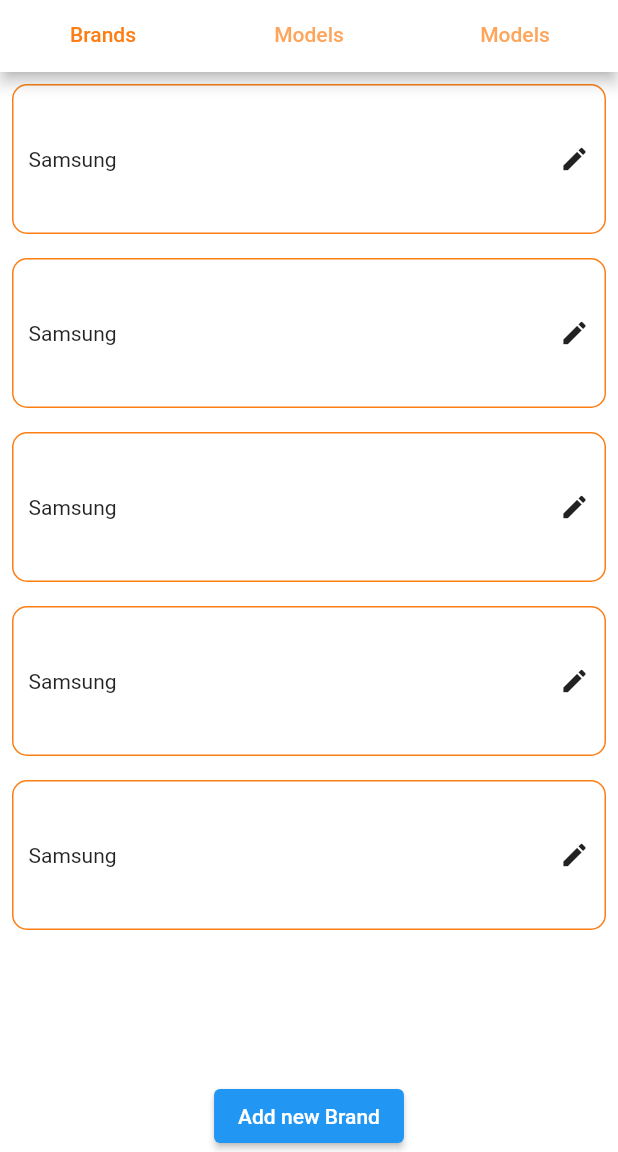
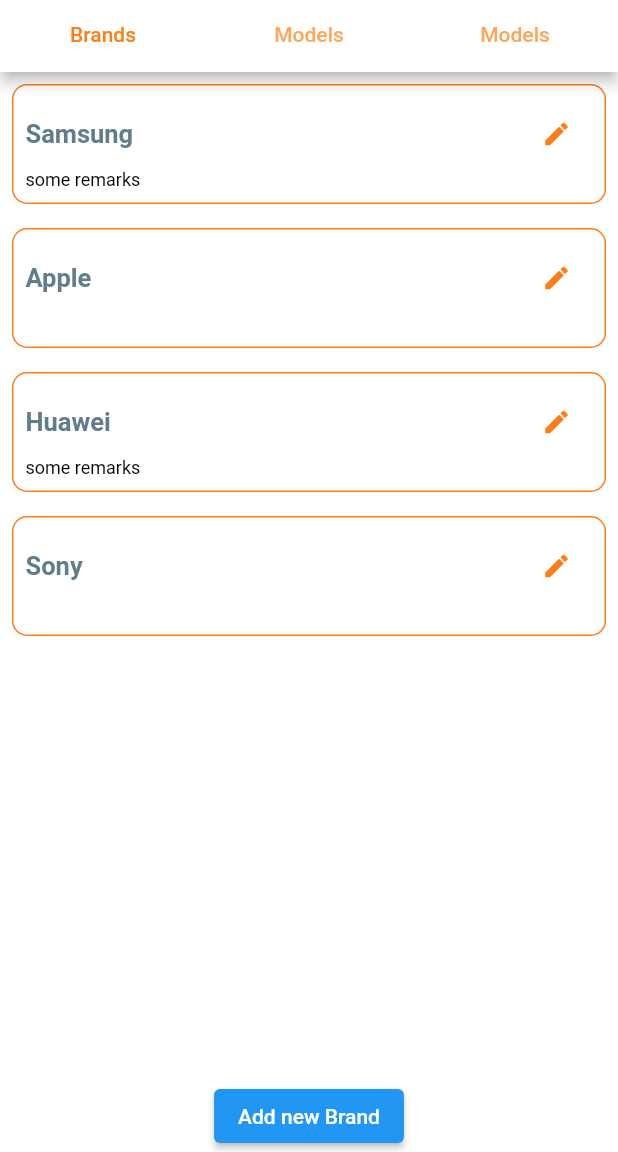
Before and after one commit to singh-preet/covid_fl, a Flutter app: the Home screen opened by its route, on a phone screen of 412 x 824 dp, the part 84-1236 px from its top. Run offline on Flutter 3.47's test engine with Material 2 defaults, Android fonts, the phone set to English and light mode, and no system bars; our stand-ins replace flutter_slidable, get, shared_preferences, synchronized; accounts and stored records are empty.

Commit message:
new widget for brands

```diff
--- a/lib/controllers/home_controller.dart
+++ b/lib/controllers/home_controller.dart
@@ -1,22 +1,26 @@
-import 'package:covid_fl/features/admin/post_announcement.dart';
-import 'package:covid_fl/features/staff_directory/staff_directory.dart';
 import 'package:covid_fl/routes/app_routes.dart';
 import 'package:covid_fl/utils/app_logger.dart';
-import 'package:covid_fl/utils/string_constant.dart';
 import 'package:covid_fl/widgets/action_sheet.dart';
 import 'package:flutter/cupertino.dart';
 import 'package:flutter/material.dart';
 import 'package:get/get.dart';
 
+class BrandModel {
+  BrandModel({@required this.name, this.remarks});
+  final String name;
+  final String remarks;
+}
+
 class HomeController extends GetxController {
-
+  List<BrandModel> brandData = [BrandModel(name: "Samsung",remarks: "some remarks"),BrandModel(name: "Apple",remarks: ""),BrandModel(name: "Huawei",remarks: "some remarks"),BrandModel(name: "Sony",remarks: ""),];
 
   int selectedTabIndex = 0;
 
   void onTabChanged(int index, BuildContext context) {
     this.selectedTabIndex = index;
     if (this.selectedTabIndex == 0) {
-      showCupertinoModalPopup(context: context, builder: (BuildContext context) => ActionSheet());
+      showCupertinoModalPopup(
+          context: context, builder: (BuildContext context) => ActionSheet());
     } else if (this.selectedTabIndex == 2) {
       Get.toNamed(Routes.ADMIN_PANEL);
     } else if (this.selectedTabIndex == 1) {
--- a/lib/features/home/home.dart
+++ b/lib/features/home/home.dart
@@ -4,8 +4,6 @@ import 'package:covid_fl/utils/app_images.dart';
 import 'package:covid_fl/utils/string_constant.dart';
 import 'package:flutter/material.dart';
 import 'package:get/get.dart';
-
-import '../../utils/style_manager.dart';
 import '../../widgets/brand_list_widget.dart';
 
 class Home extends StatelessWidget {
@@ -60,7 +58,7 @@ class Home extends StatelessWidget {
           ),
           body: TabBarView(
             children: [
-              BrandListView(),
+              BrandListView(data: controller.brandData,),
               Container(
                 color: Colors.white,
               ),
--- a/lib/utils/style_manager.dart
+++ b/lib/utils/style_manager.dart
@@ -12,10 +12,10 @@ class StyleManager{
         fontWeight: FontWeight.bold);
   }
 
-  static TextStyle boldBlack({double fontSize}){
+  static TextStyle bold({double fontSize, Color color}){
     return TextStyle(
         fontSize: fontSize??17,
-        color: AppColors.black,
+        color: color,
         fontWeight: FontWeight.bold);
   }
   static TextStyle regularBlack({double fontSize}){
--- a/lib/widgets/brand_list_widget.dart
+++ b/lib/widgets/brand_list_widget.dart
@@ -1,13 +1,14 @@
+import 'package:covid_fl/controllers/home_controller.dart';
+import 'package:covid_fl/utils/style_manager.dart';
 import 'package:covid_fl/widgets/product_list_widget.dart';
 import 'package:flutter/material.dart';
-
-import '../routes/app_routes.dart';
+import 'package:get/get.dart';
 import '../utils/app_colors.dart';
-import '../utils/style_manager.dart';
 
 class BrandListView extends StatelessWidget {
+  final List<BrandModel> data;
   const BrandListView({
-    Key key,
+    Key key, this.data,
   }) : super(key: key);
 
   @override
@@ -17,9 +18,15 @@ class BrandListView extends StatelessWidget {
         Expanded(
           child: ListView.builder(
               shrinkWrap: true,
-              itemCount: 5,
+              itemCount: data.length,
               itemBuilder: (context, index) {
-                return BrandListWidget();
+                return Padding(
+                  padding: const EdgeInsets.all(8.0),
+                  child: BrandListWidget(
+                    brandName: data[index].name,
+                    remarks: data[index].remarks,
+                  ),
+                );
               }),
         ),
         ElevatedButton(onPressed: () {}, child: Text("Add new Brand")),
@@ -29,44 +36,87 @@ class BrandListView extends StatelessWidget {
 }
 
 class BrandListWidget extends StatelessWidget {
+  final String brandName, remarks;
   const BrandListWidget({
     Key key,
+    this.brandName,
+    this.remarks,
   }) : super(key: key);
 
   @override
   Widget build(BuildContext context) {
-    return Padding(
-      padding: const EdgeInsets.all(8.0),
-      child: InkWell(
+    return InkWell(
       onTap: () {
         Navigator.push(context,
             MaterialPageRoute(builder: (context) => ProductListWidget()));
       },
       child: Container(
-          padding: EdgeInsets.all(10),
-          height: 100,
+        padding: EdgeInsets.all(8),
         decoration: BoxDecoration(
           border: Border.all(
             color: AppColors.lightOrange,
           ),
           borderRadius: BorderRadius.circular(10),
         ),
-          child: Center(
-            child: Row(
+        child: Column(
+          crossAxisAlignment: CrossAxisAlignment.start,
+          children: [
+            Row(
               mainAxisAlignment: MainAxisAlignment.spaceBetween,
               children: [
                 Text(
-                  "Samsung",
+                  brandName,style: StyleManager.bold(color: AppColors.unselectedTab),
                 ),
-                Icon(
-                  Icons.edit,
+                IconButton(
+                  onPressed: () => Get.defaultDialog(
+                      title: brandName,
+                      content: EditBrandDialog(),
+                      barrierDismissible: false),
+                  icon: Icon(
+                    Icons.edit,color: AppColors.lightOrange,
                     size: 20,
+                  ),
                 )
               ],
             ),
+            Text(
+              remarks,style: StyleManager.regularBlack(fontSize: 12),
             ),
+          ],
         ),
       ),
     );
   }
 }
+
+class EditBrandDialog extends StatelessWidget {
+  const EditBrandDialog({
+    Key key,
+  }) : super(key: key);
+
+  @override
+  Widget build(BuildContext context) {
+    return Container(
+      padding: const EdgeInsets.all(8),
+      color: Colors.white,
+      child: Form(
+        child: Column(
+          mainAxisAlignment: MainAxisAlignment.spaceBetween,
+          children: [
+            TextFormField(
+              decoration: InputDecoration(labelText: "Brand Name"),
+            ),
+            TextFormField(
+              decoration: InputDecoration(labelText: "Remarks"),
+            ),
+            OutlinedButton(
+                onPressed: () {
+                  Get.back();
+                },
+                child: Text("Update"))
+          ],
+        ),
+      ),
+    );
+  }
+}
--- a/lib/widgets/product_detail_screen.dart
+++ b/lib/widgets/product_detail_screen.dart
@@ -49,7 +49,7 @@ class _ProductDetailScreenState extends State<ProductDetailScreen> {
             margin: EdgeInsets.only(top: 15),
             child: Text(
               'Choose services from the list',
-              style: StyleManager.boldBlack(),
+              style: StyleManager.bold(color: AppColors.black),
             )),
         Expanded(
           child: ListView.builder(
@@ -78,7 +78,7 @@ class _ProductDetailScreenState extends State<ProductDetailScreen> {
             children: [
               Text(
                 StringConstant.SUBTOTAL,
-                style: StyleManager.boldBlack(fontSize: 18),
+                style: StyleManager.bold(color: AppColors.black,fontSize: 18),
               ),
               MaterialButton(
                 onPressed: () {},
```
Lines whose indentation alone changed are shown as unchanged.
